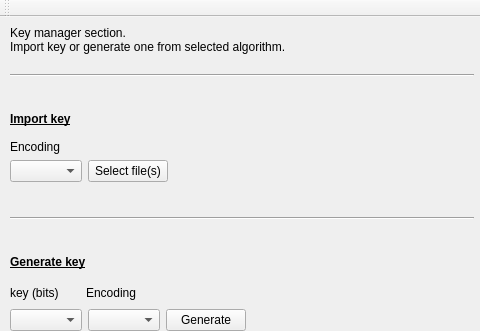
Above: mainwindow.ui from redazzalpha/xkrypt before the change; both pictures show x 0 to 480 and y 0 to 331 of the 800 by 600 pixel window. Below: the same form after it.
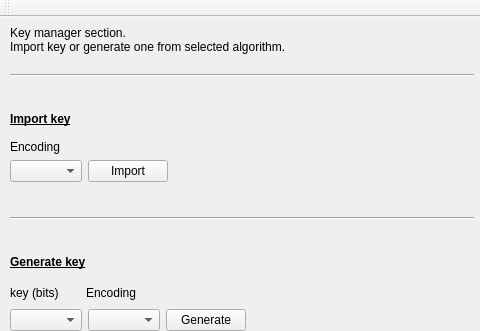
That is the form after the change.

Commit message: add base import key

What changed in the file:
```diff
--- a/mainwindow.ui
+++ b/mainwindow.ui
@@ -129,7 +129,7 @@
             </size>
            </property>
            <property name="text">
-            <string>Select file(s)</string>
+            <string>Import</string>
            </property>
           </widget>
          </item>
```
The commit also changes 3 other files.
